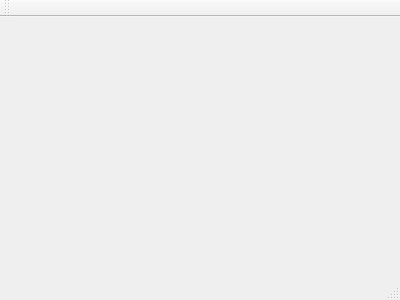
dolmades/dolmades-gui, file dolmades/mainwindow.ui: the form before one commit.
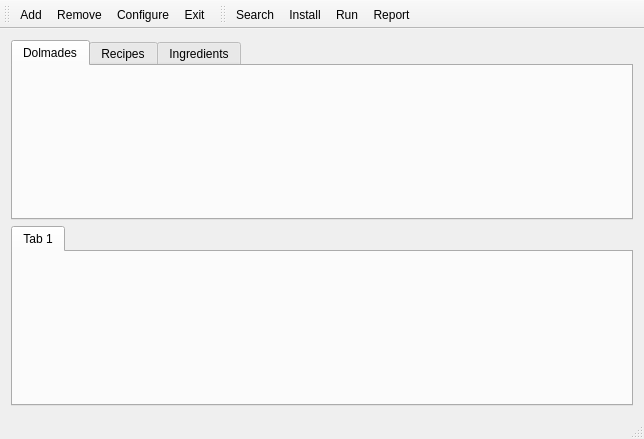
The form after the commit. Icons and pictures are not drawn.

Commit message: change tool bar actions

```diff
--- a/dolmades/mainwindow.ui
+++ b/dolmades/mainwindow.ui
@@ -1,24 +1,158 @@
 <ui version="4.0">
  <class>MainWindow</class>
- <widget class="QMainWindow" name="MainWindow" >
-  <property name="geometry" >
+ <widget class="QMainWindow" name="MainWindow">
+  <property name="geometry">
    <rect>
     <x>0</x>
     <y>0</y>
-    <width>400</width>
-    <height>300</height>
+    <width>644</width>
+    <height>439</height>
    </rect>
   </property>
   <property name="windowTitle" >
    <string>MainWindow</string>
   </property>
-  <widget class="QMenuBar" name="menuBar" />
-  <widget class="QToolBar" name="mainToolBar" />
-  <widget class="QWidget" name="centralWidget" />
-  <widget class="QStatusBar" name="statusBar" />
+  <widget class="QWidget" name="centralWidget">
+   <layout class="QGridLayout" name="gridLayout">
+    <item row="0" column="0">
+     <widget class="QTabWidget" name="WorkspaceWidget">
+      <property name="currentIndex">
+       <number>0</number>
+      </property>
+      <widget class="QWidget" name="tab">
+       <attribute name="title">
+        <string>Dolmades</string>
+       </attribute>
+      </widget>
+      <widget class="QWidget" name="tab_2">
+       <attribute name="title">
+        <string>Recipes</string>
+       </attribute>
+      </widget>
+      <widget class="QWidget" name="tab_3">
+       <attribute name="title">
+        <string>Ingredients</string>
+       </attribute>
+      </widget>
+     </widget>
+    </item>
+    <item row="1" column="0">
+     <widget class="QTabWidget" name="tabWidget">
+      <property name="currentIndex">
+       <number>0</number>
+      </property>
+      <widget class="QWidget" name="tab_4">
+       <attribute name="title">
+        <string>Tab 1</string>
+       </attribute>
+      </widget>
+     </widget>
+    </item>
+   </layout>
+  </widget>
+  <widget class="QMenuBar" name="menuBar">
+   <property name="geometry">
+    <rect>
+     <x>0</x>
+     <y>0</y>
+     <width>644</width>
+     <height>27</height>
+    </rect>
+   </property>
+  </widget>
+  <widget class="QToolBar" name="mainToolBar">
+   <attribute name="toolBarArea">
+    <enum>TopToolBarArea</enum>
+   </attribute>
+   <attribute name="toolBarBreak">
+    <bool>false</bool>
+   </attribute>
+   <addaction name="actionAdd"/>
+   <addaction name="actionRemov"/>
+   <addaction name="actionConfigure"/>
+   <addaction name="actionExit"/>
+  </widget>
+  <widget class="QStatusBar" name="statusBar"/>
+  <widget class="QToolBar" name="toolBar">
+   <property name="windowTitle">
+    <string>toolBar</string>
+   </property>
+   <attribute name="toolBarArea">
+    <enum>TopToolBarArea</enum>
+   </attribute>
+   <attribute name="toolBarBreak">
+    <bool>false</bool>
+   </attribute>
+   <addaction name="actionSearch"/>
+   <addaction name="actionInstall"/>
+   <addaction name="actionCreate"/>
+   <addaction name="actionRate"/>
+  </widget>
+  <action name="actionAdd">
+   <property name="icon">
+    <iconset theme="add"/>
+   </property>
+   <property name="text">
+    <string>Add</string>
+   </property>
+   <property name="toolTip">
+    <string>Create a dolmade using a recipe</string>
+   </property>
+  </action>
+  <action name="actionRemov">
+   <property name="text">
+    <string>Remove</string>
+   </property>
+   <property name="toolTip">
+    <string>Remove an existing dolmade</string>
+   </property>
+  </action>
+  <action name="actionExit">
+   <property name="text">
+    <string>Exit</string>
+   </property>
+  </action>
+  <action name="actionConfigure">
+   <property name="text">
+    <string>Configure</string>
+   </property>
+  </action>
+  <action name="actionCreate">
+   <property name="text">
+    <string>Run</string>
+   </property>
+   <property name="toolTip">
+    <string>Refine a installed recipe</string>
+   </property>
+  </action>
+  <action name="actionRemove">
+   <property name="text">
+    <string>Remove</string>
+   </property>
+  </action>
+  <action name="actionRate">
+   <property name="text">
+    <string>Report</string>
+   </property>
+   <property name="toolTip">
+    <string>Rate a installed recipe</string>
+   </property>
+  </action>
+  <action name="actionInstall">
+   <property name="text">
+    <string>Install</string>
+   </property>
+   <property name="toolTip">
+    <string>Install an ingredient inside a dolmade</string>
+   </property>
+  </action>
+  <action name="actionSearch">
+   <property name="text">
+    <string>Search</string>
+   </property>
+  </action>
  </widget>
- <layoutDefault spacing="6" margin="11" />
- <pixmapfunction></pixmapfunction>
+ <layoutdefault spacing="6" margin="11"/>
  <resources/>
  <connections/>
 </ui>
```
Left out of the diff: 3 changed lines with no effect on the pictures.
